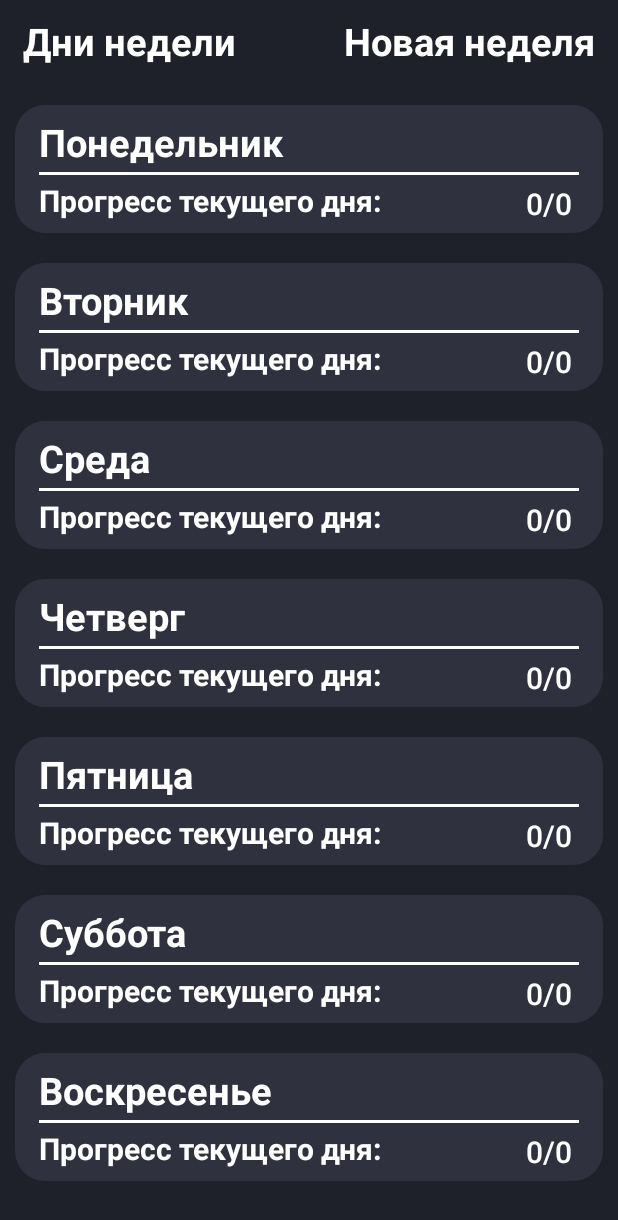
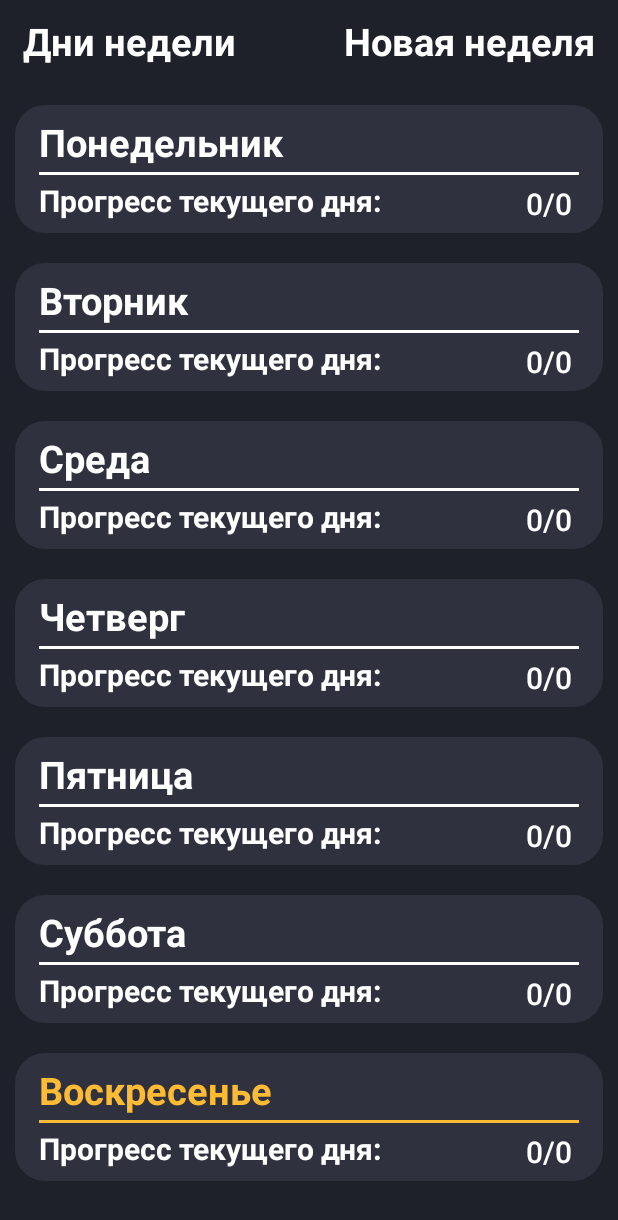
Before and after one commit to Artifeex/WeeklyPlanner, an Android app: the screen it shows after launch (MainActivity), on a phone screen of 412 x 824 dp. Shown: the top 1220 px of the screen. Run offline under Robolectric (Android 15) with nearby library versions, the light colour scheme and no system bars; our stand-ins replace Room's generated code.

Commit message:
Sunday colorless fix

```diff
--- a/app/src/main/java/com/example/weekly_planner/MainActivity.java
+++ b/app/src/main/java/com/example/weekly_planner/MainActivity.java
@@ -36,6 +36,10 @@ public class MainActivity extends AppCompatActivity {
 
         Calendar now = Calendar.getInstance();
         int currentDay = now.get(Calendar.DAY_OF_WEEK) - 1;
+        Log.println(Log.DEBUG, "days", "currentDay = " + currentDay);
+        if(currentDay == 0) {
+            currentDay = 7;
+        }
         initDays(currentDay);
 
         newWeekTextView.setOnClickListener(new View.OnClickListener() {
```
